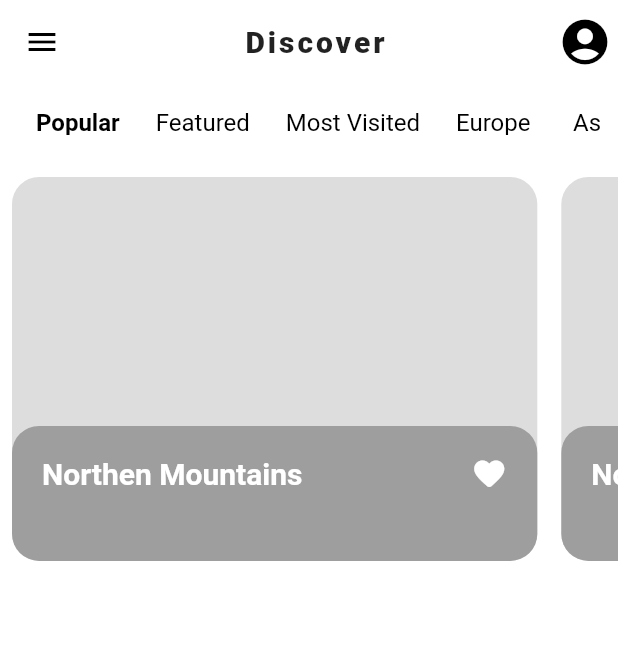
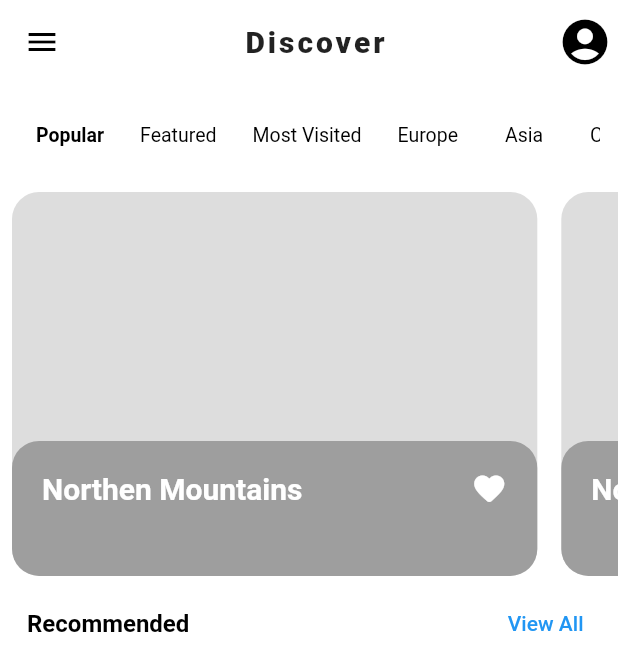
Before and after one commit to arshithsuresh/travel-app-ui, a Flutter app: the screen it shows after launch, on a phone screen of 412 x 824 dp. Shown: the top 671 px of the screen. Run offline on Flutter 3.47's test engine with Material 2 defaults, Android fonts, the light colour scheme and no system bars; Roboto replaces fonts that are missing (PlayFair).

Commit message:
Small Changes

```diff
--- /dev/null
+++ b/lib/components/appbar.dart
@@ -0,0 +1,21 @@
+import 'package:flutter/material.dart';
+
+AppBar HomeAppBar = AppBar(
+        title: Center(child: Text("Discover", style: TextStyle(fontWeight: FontWeight.w900, letterSpacing: 2),)),
+        leading: IconButton(
+          icon: Icon(Icons.menu),
+          onPressed: () {
+
+          },
+        ),
+        actions: [
+          IconButton(
+              icon: Icon(
+                Icons.account_circle,
+                size: 36,
+              ),
+              onPressed: () {
+
+              })
+        ],
+      );
--- a/lib/theme.dart
+++ b/lib/theme.dart
@@ -12,8 +12,9 @@ ThemeData kAppTheme = ThemeData(
   fontFamily: 'PlayFair',
   textTheme: TextTheme(
 
-     headline4: TextStyle(color: Colors.black, fontWeight: FontWeight.w400, fontSize: 16 ),
      headline3: TextStyle(color: kPrimaryColor, fontWeight: FontWeight.bold, fontSize: 20 ),
+     headline4: TextStyle(color: Colors.black, fontWeight: FontWeight.w400, fontSize: 13, fontFamily: 'Roboto'),
+     headline5: TextStyle(color: Colors.black, fontWeight: FontWeight.bold, fontSize: 16, ),
 
   )
 
--- a/lib/views/HomePage/homepage.dart
+++ b/lib/views/HomePage/homepage.dart
@@ -1,5 +1,6 @@
 import 'package:flutter/material.dart';
 import 'package:flutter/rendering.dart';
+import 'package:travelappui/components/appbar.dart';
 import 'package:travelappui/components/featuredcard.dart';
 import 'package:travelappui/constants/colors.dart';
 import 'package:travelappui/theme.dart';
@@ -26,30 +27,16 @@ class _HomePageState extends State<HomePage> {
 
     return Scaffold(
       backgroundColor: kPrimaryColor,
-      appBar: AppBar(
-        title: Center(child: Text("Discover", style: TextStyle(fontWeight: FontWeight.w900, letterSpacing: 2),)),
-        leading: IconButton(
-          icon: Icon(Icons.menu),
-          onPressed: () {},
-        ),
-        actions: [
-          IconButton(
-              icon: Icon(
-                Icons.account_circle,
-                size: 36,
-              ),
-              onPressed: () {})
-        ],
-      ),
+      appBar: HomeAppBar,
       body: Container(
         child: Column(
           children: [
             Row(
               children: [
                 Container(
-                  margin: EdgeInsets.only(bottom: 12),
+                  margin: EdgeInsets.only(bottom: 4),
                   padding: EdgeInsets.only(left: 12, right: 12, top: 8),
-                  height: 42,
+                  height: 60,
                   width: size.width,
                   child: ListView.builder(
                       itemCount: kTopListLink.length,
@@ -89,6 +76,15 @@ class _HomePageState extends State<HomePage> {
                   itemBuilder: (context, index) {
                     return FeaturedCard();
                   }),
+            ),
+            Container(
+              margin: EdgeInsets.only(left:18,right:15),
+              child: Row(
+                mainAxisAlignment: MainAxisAlignment.spaceBetween,
+                children: [
+                Text("Recommended", style: kAppTheme.textTheme.headline5,),
+                TextButton(onPressed: (){}, child: Text("View All"))
+              ],),
             )
           ],
         ),
```
